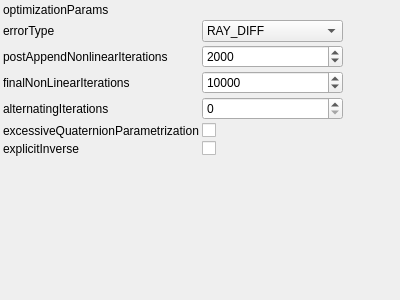
Before: the Qt Designer form utils/corestructs/coreWidgets/iterativeReconstructionNonlinearOptimizationParamsWrapperControlWidget.ui in NickPenkrat/corecvs, drawn with Qt 5.
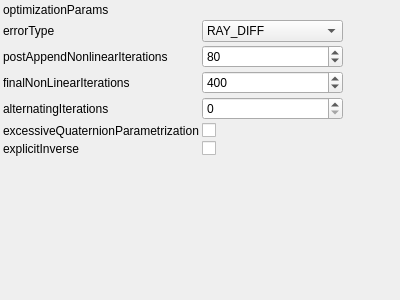
After: the same form once the commit is applied. Custom widgets are drawn as their Qt base class.

What changed in the file:
```diff
--- a/utils/corestructs/coreWidgets/iterativeReconstructionNonlinearOptimizationParamsWrapperControlWidget.ui
+++ b/utils/corestructs/coreWidgets/iterativeReconstructionNonlinearOptimizationParamsWrapperControlWidget.ui
@@ -93,7 +93,7 @@
         <number>1</number>
        </property>
        <property name="value">
-        <number>2000</number>
+        <number>80</number>
        </property>
      </widget>
     </item>
@@ -119,7 +119,7 @@
         <number>1</number>
        </property>
        <property name="value">
-        <number>10000</number>
+        <number>400</number>
        </property>
      </widget>
     </item>
```
